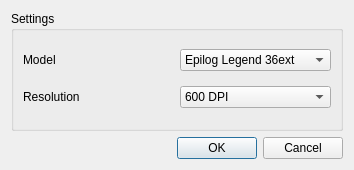
Before: the Qt Designer form src/gui/NewDialog.ui in kallaballa/ctrl-cut, drawn with Qt 5.
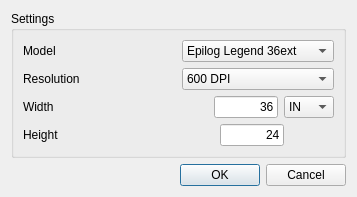
After: the same form once the commit is applied.

Commit message: added new job dialog

The edit to the form file:
```diff
--- a/src/gui/NewDialog.ui
+++ b/src/gui/NewDialog.ui
@@ -6,10 +6,16 @@
    <rect>
     <x>0</x>
     <y>0</y>
-    <width>354</width>
-    <height>170</height>
+    <width>357</width>
+    <height>174</height>
    </rect>
   </property>
+  <property name="sizePolicy">
+   <sizepolicy hsizetype="Minimum" vsizetype="Minimum">
+    <horstretch>0</horstretch>
+    <verstretch>0</verstretch>
+   </sizepolicy>
+  </property>
   <property name="windowTitle">
    <string>New Job</string>
   </property>
@@ -83,6 +89,158 @@
         </item>
        </layout>
       </item>
+      <item>
+       <layout class="QHBoxLayout" name="horizontalLayout_7">
+        <item>
+         <widget class="QLabel" name="widthLabel">
+          <property name="sizePolicy">
+           <sizepolicy hsizetype="Expanding" vsizetype="Preferred">
+            <horstretch>0</horstretch>
+            <verstretch>0</verstretch>
+           </sizepolicy>
+          </property>
+          <property name="minimumSize">
+           <size>
+            <width>0</width>
+            <height>0</height>
+           </size>
+          </property>
+          <property name="text">
+           <string>Width</string>
+          </property>
+         </widget>
+        </item>
+        <item>
+         <widget class="QLineEdit" name="widthLine">
+          <property name="sizePolicy">
+           <sizepolicy hsizetype="Minimum" vsizetype="Fixed">
+            <horstretch>0</horstretch>
+            <verstretch>0</verstretch>
+           </sizepolicy>
+          </property>
+          <property name="minimumSize">
+           <size>
+            <width>64</width>
+            <height>0</height>
+           </size>
+          </property>
+          <property name="maximumSize">
+           <size>
+            <width>64</width>
+            <height>16777215</height>
+           </size>
+          </property>
+          <property name="text">
+           <string>36</string>
+          </property>
+          <property name="maxLength">
+           <number>8</number>
+          </property>
+          <property name="alignment">
+           <set>Qt::AlignRight|Qt::AlignTrailing|Qt::AlignVCenter</set>
+          </property>
+          <property name="placeholderText">
+           <string>0</string>
+          </property>
+         </widget>
+        </item>
+        <item>
+         <widget class="QComboBox" name="unit">
+          <property name="sizePolicy">
+           <sizepolicy hsizetype="Minimum" vsizetype="Fixed">
+            <horstretch>0</horstretch>
+            <verstretch>0</verstretch>
+           </sizepolicy>
+          </property>
+          <item>
+           <property name="text">
+            <string>IN</string>
+           </property>
+          </item>
+          <item>
+           <property name="text">
+            <string>MM</string>
+           </property>
+          </item>
+          <item>
+           <property name="text">
+            <string>PX</string>
+           </property>
+          </item>
+         </widget>
+        </item>
+       </layout>
+      </item>
+      <item>
+       <layout class="QHBoxLayout" name="horizontalLayout_6">
+        <item>
+         <widget class="QLabel" name="heightLabel">
+          <property name="sizePolicy">
+           <sizepolicy hsizetype="Preferred" vsizetype="Preferred">
+            <horstretch>0</horstretch>
+            <verstretch>0</verstretch>
+           </sizepolicy>
+          </property>
+          <property name="minimumSize">
+           <size>
+            <width>191</width>
+            <height>0</height>
+           </size>
+          </property>
+          <property name="text">
+           <string>Height</string>
+          </property>
+         </widget>
+        </item>
+        <item>
+         <widget class="QLineEdit" name="heightLine">
+          <property name="sizePolicy">
+           <sizepolicy hsizetype="Minimum" vsizetype="Fixed">
+            <horstretch>0</horstretch>
+            <verstretch>0</verstretch>
+           </sizepolicy>
+          </property>
+          <property name="minimumSize">
+           <size>
+            <width>64</width>
+            <height>0</height>
+           </size>
+          </property>
+          <property name="maximumSize">
+           <size>
+            <width>64</width>
+            <height>16777215</height>
+           </size>
+          </property>
+          <property name="text">
+           <string>24</string>
+          </property>
+          <property name="maxLength">
+           <number>8</number>
+          </property>
+          <property name="alignment">
+           <set>Qt::AlignRight|Qt::AlignTrailing|Qt::AlignVCenter</set>
+          </property>
+          <property name="placeholderText">
+           <string>0</string>
+          </property>
+         </widget>
+        </item>
+        <item>
+         <spacer name="horizontalSpacer_2">
+          <property name="orientation">
+           <enum>Qt::Horizontal</enum>
+          </property>
+          <property name="sizeHint" stdset="0">
+           <size>
+            <width>40</width>
+            <height>20</height>
+           </size>
+          </property>
+         </spacer>
+        </item>
+       </layout>
+      </item>
      </layout>
     </widget>
    </item>
```
Left out of the diff: 2 changed lines with no effect on the pictures. The commit also changes 5 other files.
